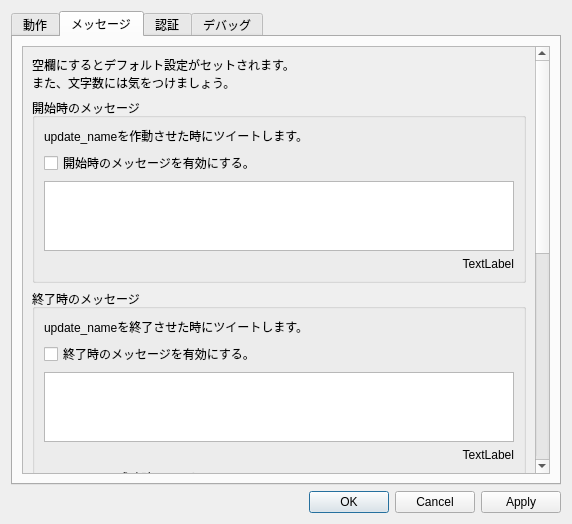
Qt form preferencesdialog.ui (embicoin/update_name_Qt) before a commit.
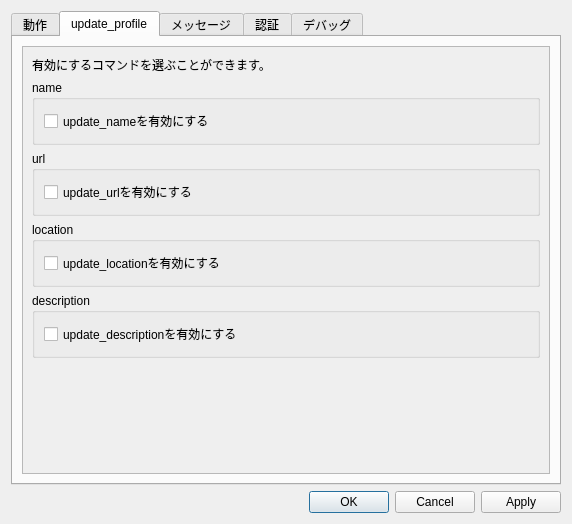
The same form after that commit. The open tabs and pages were chosen to show the change.

Commit message: updateコマンドの有効化に関する設定の追加

```diff
--- a/preferencesdialog.ui
+++ b/preferencesdialog.ui
@@ -87,6 +87,116 @@
        </item>
       </layout>
      </widget>
+     <widget class="QWidget" name="tab_4">
+      <attribute name="title">
+       <string>update_profile</string>
+      </attribute>
+      <layout class="QVBoxLayout" name="verticalLayout_16">
+       <item>
+        <widget class="QScrollArea" name="scrollArea_2">
+         <property name="widgetResizable">
+          <bool>true</bool>
+         </property>
+         <widget class="QWidget" name="scrollAreaWidgetContents_2">
+          <property name="geometry">
+           <rect>
+            <x>0</x>
+            <y>0</y>
+            <width>530</width>
+            <height>428</height>
+           </rect>
+          </property>
+          <layout class="QVBoxLayout" name="verticalLayout_18">
+           <item>
+            <widget class="QLabel" name="label_13">
+             <property name="text">
+              <string>有効にするコマンドを選ぶことができます。</string>
+             </property>
+            </widget>
+           </item>
+           <item>
+            <widget class="QGroupBox" name="groupBox_10">
+             <property name="title">
+              <string>name</string>
+             </property>
+             <layout class="QVBoxLayout" name="verticalLayout_17">
+              <item>
+               <widget class="QCheckBox" name="isEnabledUpdateNameCheck">
+                <property name="text">
+                 <string>update_nameを有効にする</string>
+                </property>
+               </widget>
+              </item>
+             </layout>
+            </widget>
+           </item>
+           <item>
+            <widget class="QGroupBox" name="groupBox_11">
+             <property name="title">
+              <string>url</string>
+             </property>
+             <layout class="QVBoxLayout" name="verticalLayout_19">
+              <item>
+               <widget class="QCheckBox" name="isEnabledUpdateUrlCheck">
+                <property name="text">
+                 <string>update_urlを有効にする</string>
+                </property>
+               </widget>
+              </item>
+             </layout>
+            </widget>
+           </item>
+           <item>
+            <widget class="QGroupBox" name="groupBox_12">
+             <property name="title">
+              <string>location</string>
+             </property>
+             <layout class="QVBoxLayout" name="verticalLayout_20">
+              <item>
+               <widget class="QCheckBox" name="isEnabledUpdateLocationCheck">
+                <property name="text">
+                 <string>update_locationを有効にする</string>
+                </property>
+               </widget>
+              </item>
+             </layout>
+            </widget>
+           </item>
+           <item>
+            <widget class="QGroupBox" name="groupBox_13">
+             <property name="title">
+              <string>description</string>
+             </property>
+             <layout class="QVBoxLayout" name="verticalLayout_21">
+              <item>
+               <widget class="QCheckBox" name="isEnabledUpdateDescription">
+                <property name="text">
+                 <string>update_descriptionを有効にする</string>
+                </property>
+               </widget>
+              </item>
+             </layout>
+            </widget>
+           </item>
+           <item>
+            <spacer name="verticalSpacer_4">
+             <property name="orientation">
+              <enum>Qt::Vertical</enum>
+             </property>
+             <property name="sizeHint" stdset="0">
+              <size>
+               <width>20</width>
+               <height>40</height>
+              </size>
+             </property>
+            </spacer>
+           </item>
+          </layout>
+         </widget>
+        </widget>
+       </item>
+      </layout>
+     </widget>
      <widget class="QWidget" name="messageTab">
       <attribute name="title">
        <string>メッセージ</string>
```
Left out of the diff: 2 changed lines with no effect on the pictures.
